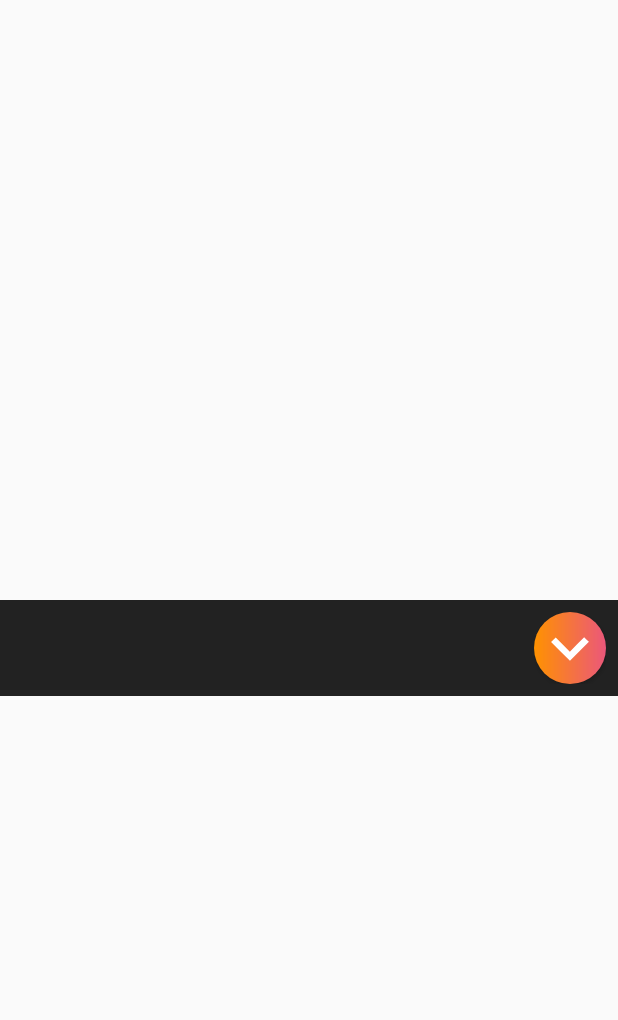
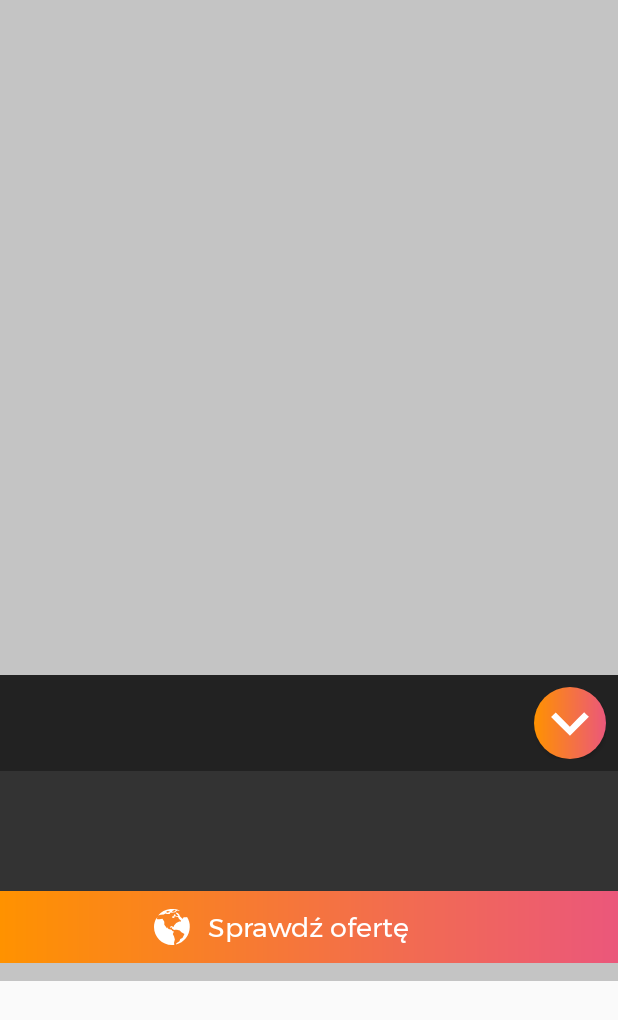
Before and after one commit to JakubPilkowski/InformatorAndroid, an Android app: the layout single_offer.xml on its own in the app's theme, with its tools: preview values and no code run, on a phone screen of 412 x 824 dp. Shown: the top 1020 px of the screen. Run offline under Robolectric (Android 15) with nearby library versions, the phone set to English and light mode, and no system bars.

Commit message:
Szkielet wyglądu ofert

```diff
--- a/app/src/main/java/com/example/informator/helpers/BindingAdapter.java
+++ b/app/src/main/java/com/example/informator/helpers/BindingAdapter.java
@@ -81,7 +81,6 @@ public class BindingAdapter {
     @androidx.databinding.BindingAdapter("imageUrl")
     public static void setImageUrl(ImageView imageView, String url) {
         Context context = imageView.getContext();
-        Log.d("halo", "setImageUrl: ");
         Glide.with(context)
                 .load(url)
                 .diskCacheStrategy(DiskCacheStrategy.ALL)
--- /dev/null
+++ b/app/src/main/res/drawable/ic_link.xml
@@ -0,0 +1,15 @@
+<vector xmlns:android="http://schemas.android.com/apk/res/android"
+    android:width="31.4dp"
+    android:height="31.4dp"
+    android:viewportWidth="31.4"
+    android:viewportHeight="31.4">
+  <path
+      android:pathData="M28.8,7l-0.5,0.1l-2.5,0.2l-0.7,1.1l-0.5,-0.2l-2,-1.8l-0.3,-0.9l-0.4,-1l-1.3,-1.1l-1.5,-0.3l0,0.7l1.4,1.4l0.7,0.8l-0.8,0.4l-0.6,-0.2l-1,-0.4l0,-0.8l-1.3,-0.5l-0.4,1.8l-1.3,0.3l0.1,1l1.7,0.3L18,6.4l1.4,0.2L20,7h1l0.7,1.4l1.9,1.9l-0.1,0.7L22,10.9l-2.6,1.3l-1.9,2.2l-0.2,1h-0.7l-1.3,-0.6l-1.2,0.6l0.3,1.3l0.5,-0.6l0.9,0l-0.1,1.2l0.8,0.2l0.8,0.9l1.3,-0.4l1.4,0.2l1.7,0.4l0.8,0.1l1.4,1.6l2.7,1.6l-1.8,3.4l-1.9,0.9l-0.7,1.9l-2.7,1.8l-0.3,1c6.9,-1.7 12,-7.9 12,-15.3C31.4,12.5 30.4,9.5 28.8,7z"
+      android:fillColor="#FFFFFF"/>
+  <path
+      android:pathData="M17.5,23.9l-1.1,-2.1l1,-2.2l-1,-0.3l-1.2,-1.2l-2.6,-0.6l-0.9,-1.8v1.1h-0.4l-2.3,-3.1v-2.5L7.4,8.5L4.8,9H3L2.2,8.4l1.1,-0.9L2.2,7.8c-1.4,2.3 -2.2,5 -2.2,7.9c0,8.7 7,15.7 15.7,15.7c0.7,0 1.3,-0.1 2,-0.1l-0.2,-1.9c0,0 0.7,-2.8 0.7,-2.9C18.2,26.4 17.5,23.9 17.5,23.9z"
+      android:fillColor="#FFFFFF"/>
+  <path
+      android:pathData="M5.8,5.1l2.8,-0.4L9.9,4l1.4,0.4l2.3,-0.1L14.5,3l1.2,0.2l2.8,-0.3l0.8,-0.9l1.1,-0.7l1.5,0.2l0.6,-0.1c-2,-1 -4.3,-1.5 -6.7,-1.5C10.8,0 6.5,2.2 3.6,5.7h0L5.8,5.1zM16.4,1.6L18,0.7l1,0.6l-1.5,1.1l-1.4,0.1l-0.6,-0.4L16.4,1.6zM11.6,1.7L12.3,2l0.9,-0.3l0.5,0.9l-2.1,0.6l-1,-0.6C10.6,2.5 11.6,1.9 11.6,1.7z"
+      android:fillColor="#FFFFFF"/>
+</vector>
--- a/app/src/main/res/layout/single_offer.xml
+++ b/app/src/main/res/layout/single_offer.xml
@@ -2,23 +2,84 @@
 <layout xmlns:android="http://schemas.android.com/apk/res/android"
     xmlns:app="http://schemas.android.com/apk/res-auto">
 
-    <LinearLayout
-        android:layout_width="match_parent"
-        android:layout_height="match_parent"
-        android:orientation="vertical"
-        >
-    <ImageView
+    <RelativeLayout
         android:layout_width="match_parent"
         android:layout_height="wrap_content"
-        android:minHeight="400dp"
-        android:maxHeight="500dp"
+        android:background="@color/colorGrayOffers"
+        android:paddingBottom="12dp"
+        >
+        <LinearLayout
+            android:id="@+id/offer_details"
+            android:layout_width="match_parent"
+            android:layout_height="wrap_content"
+            android:layout_below="@id/offer_main_info"
+            app:showViewWithAnim="@{viewModel.show}"
+            android:orientation="vertical"
+            android:background="@color/colorBlackLight"
+            >
+            <TextView
+                android:layout_width="match_parent"
+                android:layout_height="wrap_content"
+                android:layout_marginStart="12dp"
+                android:layout_marginEnd="12dp"
+                android:layout_marginTop="12dp"
+                android:fontFamily="@font/montserrat"
+                android:textStyle="bold"
+                android:textSize="18sp"
+                android:textColor="@color/colorWhite"
+                android:text="@{viewModel.descTitle}"
+                />
+            <TextView
+                android:layout_width="match_parent"
+                android:layout_height="wrap_content"
+                android:layout_marginStart="12dp"
+                android:layout_marginEnd="12dp"
+                android:layout_marginBottom="12dp"
+                android:textColor="@color/colorWhite"
+                android:textSize="18sp"
+                android:fontFamily="@font/montserrat"
+                android:text="@{viewModel.desc}"
+                />
+            <RelativeLayout
+                android:layout_width="match_parent"
+                android:layout_height="48dp"
+                android:onClick="@{() -> viewModel.onLinkClick()}"
+                android:background="@drawable/horizontal_main_gradient"
+                >
+                <ImageView
+                    android:layout_width="24dp"
+                    android:layout_height="24dp"
+                    android:src="@drawable/ic_link"
+                    android:layout_toStartOf="@id/check_offer"
+                    android:layout_margin="12dp"
+                    />
+                <TextView
+                    android:id="@+id/check_offer"
+                    android:layout_width="wrap_content"
+                    android:layout_height="wrap_content"
+                    android:text="@string/check_offer"
+                    android:textAllCaps="false"
+                    android:layout_centerInParent="true"
+                    android:textAlignment="center"
+                    android:textColor="@color/colorWhite"
+                    android:textSize="18sp"
+                    android:fontFamily="@font/montserrat"
+                    />
+            </RelativeLayout>
+        </LinearLayout>
+    <ImageView
+        android:id="@+id/offer_main_img"
+        android:layout_width="match_parent"
+        android:layout_height="450dp"
         android:scaleType="fitXY"
         app:imageUrl="@{viewModel.imgUrl}"
         />
 
         <LinearLayout
+            android:id="@+id/offer_main_info"
             android:layout_width="match_parent"
             android:layout_height="64dp"
+            android:layout_below="@id/offer_main_img"
             android:weightSum="2"
             android:background="@color/colorBlackOffers"
             android:orientation="horizontal">
@@ -77,14 +138,7 @@
                     app:setOnShowLabelDrawable="@{viewModel.show}" />
             </RelativeLayout>
         </LinearLayout>
-        <LinearLayout
-            android:layout_width="match_parent"
-            android:layout_height="wrap_content"
-            android:orientation="vertical"
-            >
-
-        </LinearLayout>
-    </LinearLayout>
+    </RelativeLayout>
     <data>
         <variable
             name="viewModel"
--- a/app/src/main/res/layout/single_post_office.xml
+++ b/app/src/main/res/layout/single_post_office.xml
@@ -13,7 +13,8 @@
             android:layout_height="wrap_content"
             android:layout_below="@id/post_office_main_content"
             android:orientation="vertical"
-            app:showViewWithAnim="@{viewModel.show}">
+            app:showViewWithAnim="@{viewModel.show}"
+            >
 
             <ImageView
                 android:layout_width="match_parent"
--- a/app/src/main/res/values/strings.xml
+++ b/app/src/main/res/values/strings.xml
@@ -31,4 +31,5 @@
     <string name="celciusz">℃</string>
     <string name="line_distribution">Rozkłady linii</string>
     <string name="set_route">Wyznacz trase</string>
+    <string name="check_offer">Sprawdź ofertę</string>
 </resources>
```
Also changed, not shown: app/src/main/java/com/example/informator/adapters/offers/OffersAdapter.java (+27 -4 lines), app/src/main/java/com/example/informator/adapters/offers/OffersAdapterViewModel.java (+25 -4 lines), app/src/main/java/com/example/informator/models/Offer.java (renamed from app/src/main/java/com/example/informator/models/Offers.java, +19 -6 lines), app/src/main/java/com/example/informator/navigation/Navigator.java (+15 -6 lines), app/src/main/java/com/example/informator/ui/offers/OffersViewModel.java (+30 -2 lines).
